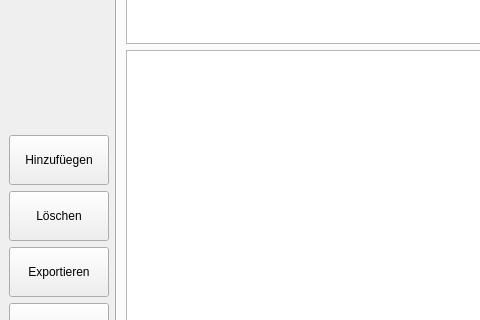
This is Qt/test.ui in SIMKCN/LF11-Projekt as Qt 5 draws it before an edit; both pictures show x 0 to 480 and y 382 to 702 of the 1400 by 800 pixel window. The edited form follows.
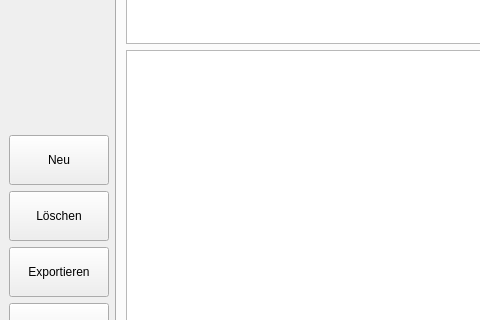
This is the edited form. The open tabs and pages were chosen to show the change. Icons and pictures are not drawn.

```diff
--- a/Qt/test.ui
+++ b/Qt/test.ui
@@ -111,7 +111,7 @@
            </size>
           </property>
           <property name="text">
-           <string>Hinzufüegen</string>
+           <string>Neu</string>
           </property>
           <property name="icon">
            <iconset>
```
Left out of the diff: 2 changed lines with no effect on the pictures.
